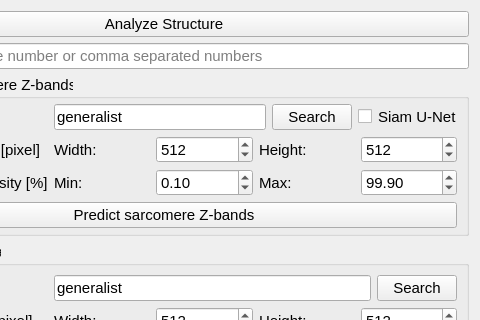
Qt form sarcasm/app/ui-files/parameters_structure_analysis.ui (danihae/SarcAsM) before a commit; both pictures show x 152 to 632 and y 0 to 320 of the 632 by 1449 pixel window.
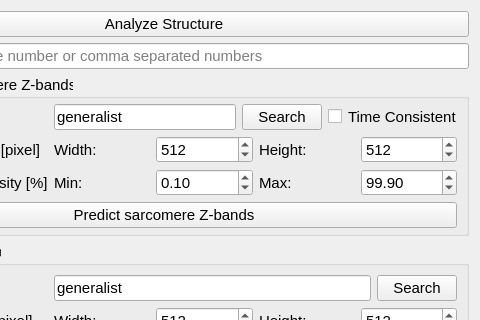
The same form after that commit.

```diff
--- a/sarcasm/app/ui-files/parameters_structure_analysis.ui
+++ b/sarcasm/app/ui-files/parameters_structure_analysis.ui
@@ -1035,7 +1035,7 @@
            <string>If True, the temporally more consistent Siam-U-Net is used. Requires Siam-U-Net network weights</string>
           </property>
           <property name="text">
-           <string>Siam U-Net</string>
+           <string>Time Consistent</string>
           </property>
          </widget>
         </item>
```
Left out of the diff: 2 changed lines with no effect on the pictures.
